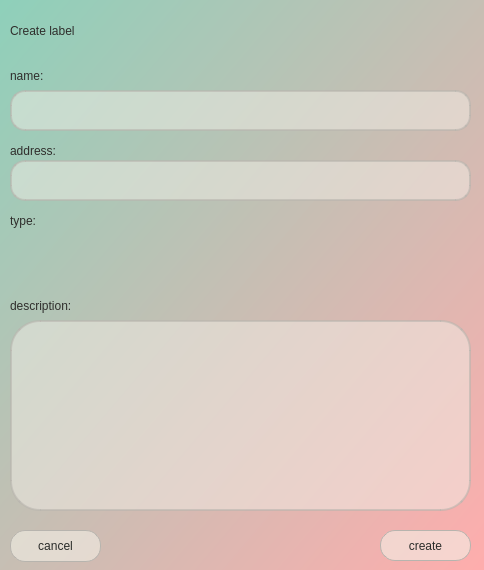
AleksandraSorokovikova/MyPlace, file client/createrlabel.ui: the form before one commit.
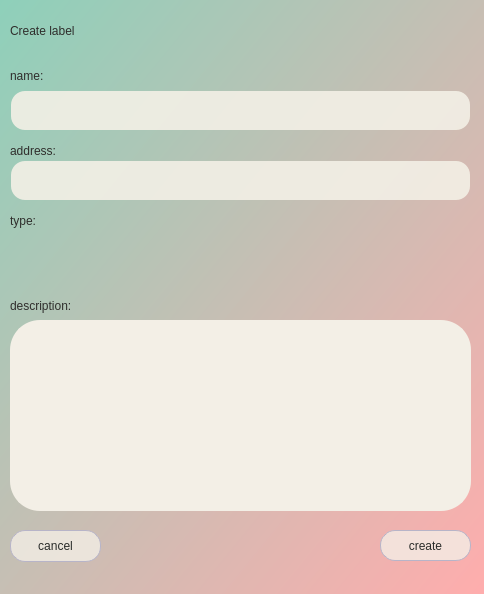
The form after the commit.

```diff
--- a/client/createrlabel.ui
+++ b/client/createrlabel.ui
@@ -7,7 +7,7 @@
     <x>0</x>
     <y>0</y>
     <width>484</width>
-    <height>570</height>
+    <height>594</height>
    </rect>
   </property>
   <property name="windowTitle">
@@ -67,10 +67,10 @@
     <string notr="true">border: 2px solid  #3c3a3a; 
 color: #3c3a3a;
 font: 16pt &quot;Avenir next&quot;;
-border-color:rgb(183, 180, 174, 150);
 border-radius: 15px;
 padding: 0 8px;
-background:rgba(243,239,230, 125);
+background: rgba(243, 239, 230,230);
+border-color:transparent;
 </string>
    </property>
   </widget>
@@ -106,10 +106,14 @@
     <string notr="true">border: 2px solid  #3c3a3a; 
 color: #3c3a3a;
 font: 16pt &quot;Avenir next&quot;;
-border-color:rgb(183, 180, 174, 150);
 border-radius: 15px;
 padding: 0 8px;
-background:rgba(243,239,230, 125);</string>
+background: rgba(243, 239, 230,230);
+border-color:transparent;
+</string>
+   </property>
+   <property name="maxLength">
+    <number>32</number>
    </property>
   </widget>
   <widget class="QLabel" name="label_4">
@@ -144,10 +148,10 @@
     <string notr="true">color:rgb(42, 44, 42);
 border: 1px solid rgb(85, 87, 83);
 border-radius: 15px;
-background:rgba(243,239,230, 150);
+background:rgba(243,239,230, 200);
 border: 1px solid gray;
-font: 85 19pt &quot;Avenir next&quot;;
-border-color:rgb(183, 180, 174);
+font: 100 19pt &quot;Avenir next&quot;;
+border-color:rgb(183, 180, 200);
 </string>
    </property>
    <property name="text">
@@ -186,10 +190,10 @@
     <string notr="true">color:rgb(42, 44, 42);
 border: 1px solid rgb(85, 87, 83);
 border-radius: 15px;
-background:rgba(243,239,230, 150);
+background:rgba(243,239,230, 200);
 border: 1px solid gray;
-font: 85 19pt &quot;Avenir next&quot;;
-border-color:rgb(183, 180, 174);
+font: 100 19pt &quot;Avenir next&quot;;
+border-color:rgb(183, 180, 200);
 </string>
    </property>
    <property name="text">
@@ -209,10 +213,10 @@
     <string notr="true">border: 2px solid  #3c3a3a; 
 color: #3c3a3a;
 font: 16pt &quot;Avenir next&quot;;
-border-color:rgb(183, 180, 174, 150);
 border-radius: 30px;
 padding: 0 8px;
-background:rgba(243,239,230, 125);</string>
+background: rgba(243, 239, 230);
+border-color:rgba(243, 239, 230);</string>
    </property>
   </widget>
  </widget>
```
Left out of the diff: 3 changed lines with no effect on the pictures.
